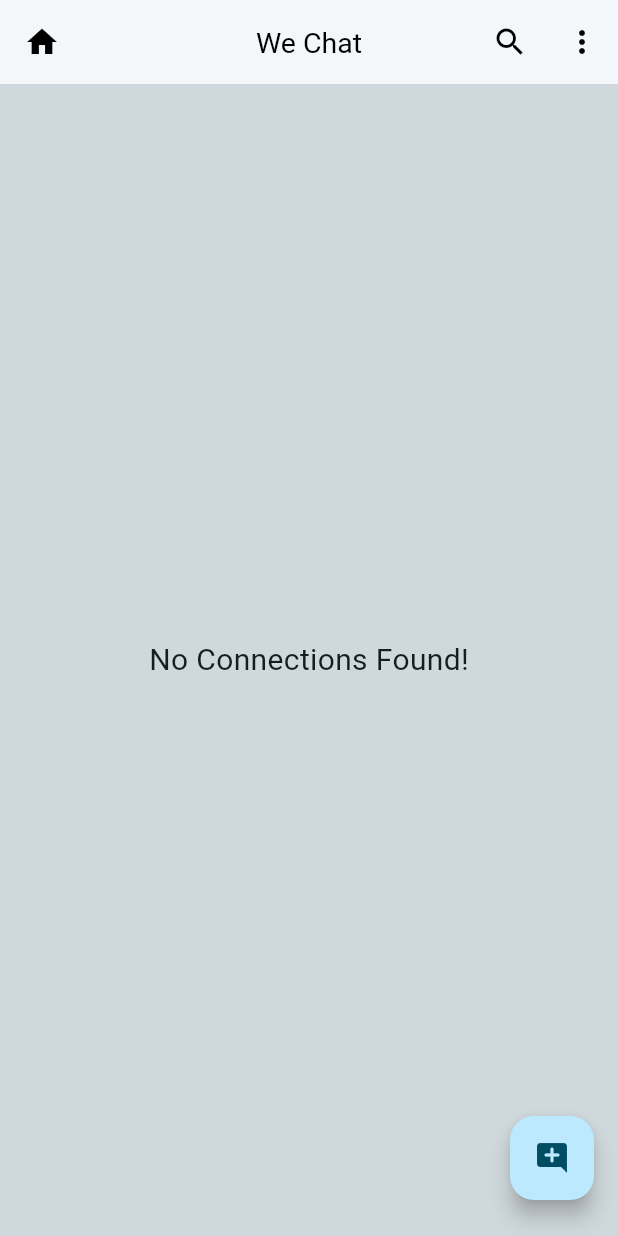
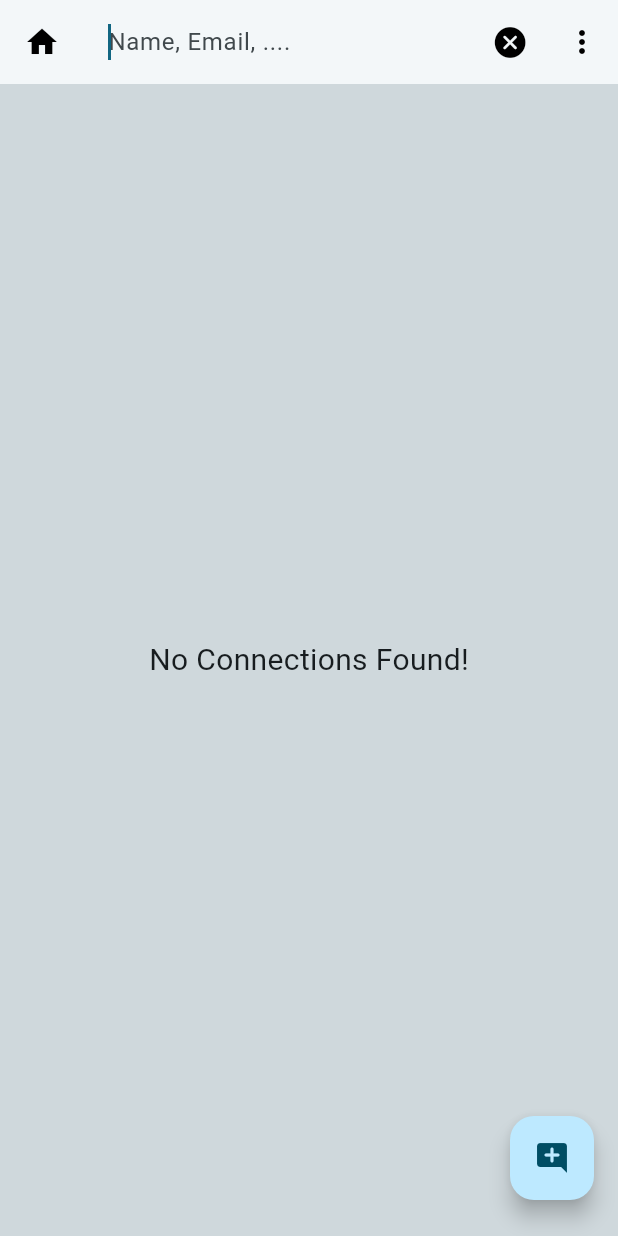
Before and after one commit to deepak20001/we_chat, a Flutter app: the HomeScreen screen opened directly, after a tap on the "search" icon, on a phone screen of 412 x 824 dp. Run offline on Flutter 3.47's test engine with Material 2 defaults, Android fonts, the phone set to English and light mode, and no system bars; our stand-ins replace cached_network_image, cloud_firestore, firebase_auth, firebase_core, google_sign_in; accounts and stored records are empty.

Commit message:
- search functionality added - added bottom sheet for gallery and camera buttons - managed assets path properly

```diff
--- a/lib/screens/auth/login_screen.dart
+++ b/lib/screens/auth/login_screen.dart
@@ -1,5 +1,6 @@
 import 'dart:developer';
 import 'dart:io';
+import 'package:chat_app/constants/assets_path.dart';
 import 'package:chat_app/screens/home_screen.dart';
 import 'package:firebase_auth/firebase_auth.dart';
 import 'package:flutter/material.dart';
@@ -120,7 +121,7 @@ class _LoginScreenState extends State<LoginScreen> {
 
               // google icon
               icon: Image.asset(
-                "images/google.png",
+                AssetsIcons.instance.appIcon,
                 height: mq.height * .03,
               ),
 
--- a/lib/screens/home_screen.dart
+++ b/lib/screens/home_screen.dart
@@ -1,5 +1,6 @@
 import 'package:chat_app/screens/profile_screen.dart';
 import 'package:chat_app/widgets/chat_user_card.dart';
+import 'package:flutter/cupertino.dart';
 import 'package:flutter/material.dart';
 import 'package:google_sign_in/google_sign_in.dart';
 import '../api/apis.dart';
@@ -15,7 +16,14 @@ class HomeScreen extends StatefulWidget {
 }
 
 class _HomeScreenState extends State<HomeScreen> {
-  List<ChatUser> list = [];
+  // for storing all users
+  List<ChatUser> _list = [];
+
+  // for storing searched items
+  final List<ChatUser> _searchList = [];
+
+  // for storing search status
+  bool _isSearching = false;
 
   @override
   void initState() {
@@ -25,19 +33,54 @@ class _HomeScreenState extends State<HomeScreen> {
 
   @override
   Widget build(BuildContext context) {
-    return Scaffold(
+    return GestureDetector(
+      // for hiding keyboard when a tap is detected on screen
+      onTap: () => FocusScope.of(context).unfocus(),
+      child: Scaffold(
         appBar: AppBar(
           leading: const Icon(Icons.home),
-        title: const Text("We Chat"),
+          title: _isSearching
+              ? TextField(
+                  decoration: const InputDecoration(
+                    border: InputBorder.none,
+                    hintText: "Name, Email, ....",
+                  ),
+                  autofocus: true,
+                  style: const TextStyle(
+                    fontSize: 16,
+                    letterSpacing: 0.5,
+                  ),
+                  onChanged: (val) {
+                    // search logic
+                    _searchList.clear();
+
+                    for (var i in _list) {
+                      if (i.name!.toLowerCase().contains(val.toLowerCase()) ||
+                          i.email!.toLowerCase().contains(val.toLowerCase())) {
+                        _searchList.add(i);
+                      }
+                      setState(() {
+                        _searchList;
+                      });
+                    }
+                  },
+                )
+              : const Text("We Chat"),
           actions: [
             IconButton(
-            onPressed: () {},
-            icon: const Icon(Icons.search),
+              onPressed: () {
+                setState(() {
+                  _isSearching = !_isSearching;
+                });
+              },
+              icon: Icon(_isSearching
+                  ? CupertinoIcons.clear_circled_solid
+                  : Icons.search),
             ),
             IconButton(
               onPressed: () {
-              Routes.instance
-                  .push(widget: ProfileScreen(user: APIs.me), context: context);
+                Routes.instance.push(
+                    widget: ProfileScreen(user: APIs.me), context: context);
               },
               icon: const Icon(Icons.more_vert),
             ),
@@ -70,18 +113,23 @@ class _HomeScreenState extends State<HomeScreen> {
                   case ConnectionState.active:
                   case ConnectionState.done:
                     final data = snapshot.data?.docs;
-                  list =
-                      data?.map((e) => ChatUser.fromJson(e.data())).toList() ??
+                    _list = data
+                            ?.map((e) => ChatUser.fromJson(e.data()))
+                            .toList() ??
                         [];
 
-                  if (list.isNotEmpty) {
+                    if (_list.isNotEmpty) {
                       return ListView.builder(
                           physics: const BouncingScrollPhysics(),
                           padding: EdgeInsets.only(
                               top: mq.height * .01, bottom: mq.height * .065),
-                        itemCount: list.length,
+                          itemCount:
+                              _isSearching ? _searchList.length : _list.length,
                           itemBuilder: (context, index) {
-                          return ChatUserCard(user: list[index]);
+                            return ChatUserCard(
+                                user: _isSearching
+                                    ? _searchList[index]
+                                    : _list[index]);
                           });
                     } else {
                       return const Center(
@@ -96,6 +144,7 @@ class _HomeScreenState extends State<HomeScreen> {
                 }
               }),
         ),
+      ),
     );
   }
 }
--- a/pubspec.yaml
+++ b/pubspec.yaml
@@ -74,8 +74,8 @@ flutter:
 
   # To add assets to your application, add an assets section, like this:
   assets:
-    - images/
-  #   - images/a_dot_ham.jpeg
+    - assets/images/
+    - assets/icons/
 
   # An image asset can refer to one or more resolution-specific "variants", see
   # https://flutter.dev/assets-and-images/#resolution-aware
```
Also changed, not shown: lib/constants/assets_path.dart (added, +18 -0 lines), lib/screens/profile_screen.dart (+65 -1 lines), lib/screens/splash_screen.dart (+5 -3 lines), assets/icons/app_icon.png (renamed from images/icon.png), assets/images/camera_image.png (added), assets/images/gallery_image.png (added), assets/images/google.png (renamed from images/google.png), lib/main.dart (line endings or trailing spaces). Lines whose indentation alone changed are shown as unchanged.
